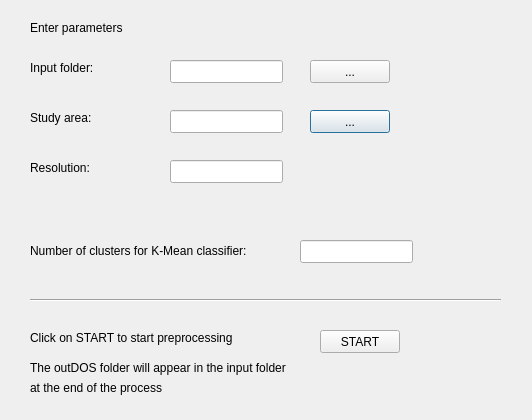
Sara495/DunesDetector, file dunes_detector/dunes_detector_dialog_base.ui: the form before one commit.
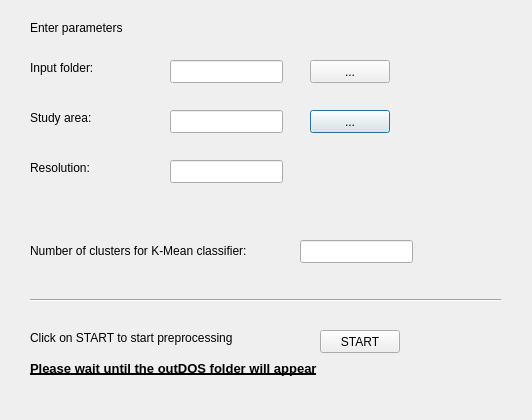
The form after the commit.

Commit message: Version with folder out popup

Patch:
```diff
--- a/dunes_detector/dunes_detector_dialog_base.ui
+++ b/dunes_detector/dunes_detector_dialog_base.ui
@@ -188,25 +188,435 @@
     <rect>
      <x>30</x>
      <y>360</y>
-     <width>301</width>
+     <width>481</width>
      <height>16</height>
     </rect>
    </property>
-   <property name="text">
-    <string>The outDOS folder will appear in the input folder</string>
+   <property name="palette">
+    <palette>
+     <active>
+      <colorrole role="WindowText">
+       <brush brushstyle="SolidPattern">
+        <color alpha="255">
+         <red>0</red>
+         <green>0</green>
+         <blue>0</blue>
+        </color>
+       </brush>
+      </colorrole>
+      <colorrole role="Button">
+       <brush brushstyle="SolidPattern">
+        <color alpha="255">
+         <red>0</red>
+         <green>255</green>
+         <blue>0</blue>
+        </color>
+       </brush>
+      </colorrole>
+      <colorrole role="Light">
+       <brush brushstyle="SolidPattern">
+        <color alpha="255">
+         <red>127</red>
+         <green>255</green>
+         <blue>127</blue>
+        </color>
+       </brush>
+      </colorrole>
+      <colorrole role="Midlight">
+       <brush brushstyle="SolidPattern">
+        <color alpha="255">
+         <red>63</red>
+         <green>255</green>
+         <blue>63</blue>
+        </color>
+       </brush>
+      </colorrole>
+      <colorrole role="Dark">
+       <brush brushstyle="SolidPattern">
+        <color alpha="255">
+         <red>0</red>
+         <green>127</green>
+         <blue>0</blue>
+        </color>
+       </brush>
+      </colorrole>
+      <colorrole role="Mid">
+       <brush brushstyle="SolidPattern">
+        <color alpha="255">
+         <red>0</red>
+         <green>170</green>
+         <blue>0</blue>
+        </color>
+       </brush>
+      </colorrole>
+      <colorrole role="Text">
+       <brush brushstyle="SolidPattern">
+        <color alpha="255">
+         <red>0</red>
+         <green>0</green>
+         <blue>0</blue>
+        </color>
+       </brush>
+      </colorrole>
+      <colorrole role="BrightText">
+       <brush brushstyle="SolidPattern">
+        <color alpha="255">
+         <red>255</red>
+         <green>255</green>
+         <blue>255</blue>
+        </color>
+       </brush>
+      </colorrole>
+      <colorrole role="ButtonText">
+       <brush brushstyle="SolidPattern">
+        <color alpha="255">
+         <red>0</red>
+         <green>0</green>
+         <blue>0</blue>
+        </color>
+       </brush>
+      </colorrole>
+      <colorrole role="Base">
+       <brush brushstyle="SolidPattern">
+        <color alpha="255">
+         <red>255</red>
+         <green>255</green>
+         <blue>255</blue>
+        </color>
+       </brush>
+      </colorrole>
+      <colorrole role="Window">
+       <brush brushstyle="SolidPattern">
+        <color alpha="255">
+         <red>0</red>
+         <green>255</green>
+         <blue>0</blue>
+        </color>
+       </brush>
+      </colorrole>
+      <colorrole role="Shadow">
+       <brush brushstyle="SolidPattern">
+        <color alpha="255">
+         <red>0</red>
+         <green>0</green>
+         <blue>0</blue>
+        </color>
+       </brush>
+      </colorrole>
+      <colorrole role="AlternateBase">
+       <brush brushstyle="SolidPattern">
+        <color alpha="255">
+         <red>127</red>
+         <green>255</green>
+         <blue>127</blue>
+        </color>
+       </brush>
+      </colorrole>
+      <colorrole role="ToolTipBase">
+       <brush brushstyle="SolidPattern">
+        <color alpha="255">
+         <red>255</red>
+         <green>255</green>
+         <blue>220</blue>
+        </color>
+       </brush>
+      </colorrole>
+      <colorrole role="ToolTipText">
+       <brush brushstyle="SolidPattern">
+        <color alpha="255">
+         <red>0</red>
+         <green>0</green>
+         <blue>0</blue>
+        </color>
+       </brush>
+      </colorrole>
+     </active>
+     <inactive>
+      <colorrole role="WindowText">
+       <brush brushstyle="SolidPattern">
+        <color alpha="255">
+         <red>0</red>
+         <green>0</green>
+         <blue>0</blue>
+        </color>
+       </brush>
+      </colorrole>
+      <colorrole role="Button">
+       <brush brushstyle="SolidPattern">
+        <color alpha="255">
+         <red>0</red>
+         <green>255</green>
+         <blue>0</blue>
+        </color>
+       </brush>
+      </colorrole>
+      <colorrole role="Light">
+       <brush brushstyle="SolidPattern">
+        <color alpha="255">
+         <red>127</red>
+         <green>255</green>
+         <blue>127</blue>
+        </color>
+       </brush>
+      </colorrole>
+      <colorrole role="Midlight">
+       <brush brushstyle="SolidPattern">
+        <color alpha="255">
+         <red>63</red>
+         <green>255</green>
+         <blue>63</blue>
+        </color>
+       </brush>
+      </colorrole>
+      <colorrole role="Dark">
+       <brush brushstyle="SolidPattern">
+        <color alpha="255">
+         <red>0</red>
+         <green>127</green>
+         <blue>0</blue>
+        </color>
+       </brush>
+      </colorrole>
+      <colorrole role="Mid">
+       <brush brushstyle="SolidPattern">
+        <color alpha="255">
+         <red>0</red>
+         <green>170</green>
+         <blue>0</blue>
+        </color>
+       </brush>
+      </colorrole>
+      <colorrole role="Text">
+       <brush brushstyle="SolidPattern">
+        <color alpha="255">
+         <red>0</red>
+         <green>0</green>
+         <blue>0</blue>
+        </color>
+       </brush>
+      </colorrole>
+      <colorrole role="BrightText">
+       <brush brushstyle="SolidPattern">
+        <color alpha="255">
+         <red>255</red>
+         <green>255</green>
+         <blue>255</blue>
+        </color>
+       </brush>
+      </colorrole>
+      <colorrole role="ButtonText">
+       <brush brushstyle="SolidPattern">
+        <color alpha="255">
+         <red>0</red>
+         <green>0</green>
+         <blue>0</blue>
+        </color>
+       </brush>
+      </colorrole>
+      <colorrole role="Base">
+       <brush brushstyle="SolidPattern">
+        <color alpha="255">
+         <red>255</red>
+         <green>255</green>
+         <blue>255</blue>
+        </color>
+       </brush>
+      </colorrole>
+      <colorrole role="Window">
+       <brush brushstyle="SolidPattern">
+        <color alpha="255">
+         <red>0</red>
+         <green>255</green>
+         <blue>0</blue>
+        </color>
+       </brush>
+      </colorrole>
+      <colorrole role="Shadow">
+       <brush brushstyle="SolidPattern">
+        <color alpha="255">
+         <red>0</red>
+         <green>0</green>
+         <blue>0</blue>
+        </color>
+       </brush>
+      </colorrole>
+      <colorrole role="AlternateBase">
+       <brush brushstyle="SolidPattern">
+        <color alpha="255">
+         <red>127</red>
+         <green>255</green>
+         <blue>127</blue>
+        </color>
+       </brush>
+      </colorrole>
+      <colorrole role="ToolTipBase">
+       <brush brushstyle="SolidPattern">
+        <color alpha="255">
+         <red>255</red>
+         <green>255</green>
+         <blue>220</blue>
+        </color>
+       </brush>
+      </colorrole>
+      <colorrole role="ToolTipText">
+       <brush brushstyle="SolidPattern">
+        <color alpha="255">
+         <red>0</red>
+         <green>0</green>
+         <blue>0</blue>
+        </color>
+       </brush>
+      </colorrole>
+     </inactive>
+     <disabled>
+      <colorrole role="WindowText">
+       <brush brushstyle="SolidPattern">
+        <color alpha="255">
+         <red>0</red>
+         <green>127</green>
+         <blue>0</blue>
+        </color>
+       </brush>
+      </colorrole>
+      <colorrole role="Button">
+       <brush brushstyle="SolidPattern">
+        <color alpha="255">
+         <red>0</red>
+         <green>255</green>
+         <blue>0</blue>
+        </color>
+       </brush>
+      </colorrole>
+      <colorrole role="Light">
+       <brush brushstyle="SolidPattern">
+        <color alpha="255">
+         <red>127</red>
+         <green>255</green>
+         <blue>127</blue>
+        </color>
+       </brush>
+      </colorrole>
+      <colorrole role="Midlight">
+       <brush brushstyle="SolidPattern">
+        <color alpha="255">
+         <red>63</red>
+         <green>255</green>
+         <blue>63</blue>
+        </color>
+       </brush>
+      </colorrole>
+      <colorrole role="Dark">
+       <brush brushstyle="SolidPattern">
+        <color alpha="255">
+         <red>0</red>
+         <green>127</green>
+         <blue>0</blue>
+        </color>
+       </brush>
+      </colorrole>
+      <colorrole role="Mid">
+       <brush brushstyle="SolidPattern">
+        <color alpha="255">
+         <red>0</red>
+         <green>170</green>
+         <blue>0</blue>
+        </color>
+       </brush>
+      </colorrole>
+      <colorrole role="Text">
+       <brush brushstyle="SolidPattern">
+        <color alpha="255">
+         <red>0</red>
+         <green>127</green>
+         <blue>0</blue>
+        </color>
+       </brush>
+      </colorrole>
+      <colorrole role="BrightText">
+       <brush brushstyle="SolidPattern">
+        <color alpha="255">
+         <red>255</red>
+         <green>255</green>
+         <blue>255</blue>
+        </color>
+       </brush>
+      </colorrole>
+      <colorrole role="ButtonText">
+       <brush brushstyle="SolidPattern">
+        <color alpha="255">
+         <red>0</red>
+         <green>127</green>
+         <blue>0</blue>
+        </color>
+       </brush>
+      </colorrole>
+      <colorrole role="Base">
+       <brush brushstyle="SolidPattern">
+        <color alpha="255">
+         <red>0</red>
+         <green>255</green>
+         <blue>0</blue>
+        </color>
+       </brush>
+      </colorrole>
+      <colorrole role="Window">
+       <brush brushstyle="SolidPattern">
+        <color alpha="255">
+         <red>0</red>
+         <green>255</green>
+         <blue>0</blue>
+        </color>
+       </brush>
+      </colorrole>
+      <colorrole role="Shadow">
+       <brush brushstyle="SolidPattern">
+        <color alpha="255">
+         <red>0</red>
+         <green>0</green>
+         <blue>0</blue>
+        </color>
+       </brush>
+      </colorrole>
+      <colorrole role="AlternateBase">
+       <brush brushstyle="SolidPattern">
+        <color alpha="255">
+         <red>0</red>
+         <green>255</green>
+         <blue>0</blue>
+        </color>
+       </brush>
+      </colorrole>
+      <colorrole role="ToolTipBase">
+       <brush brushstyle="SolidPattern">
+        <color alpha="255">
+         <red>255</red>
+         <green>255</green>
+         <blue>220</blue>
+        </color>
+       </brush>
+      </colorrole>
+      <colorrole role="ToolTipText">
+       <brush brushstyle="SolidPattern">
+        <color alpha="255">
+         <red>0</red>
+         <green>0</green>
+         <blue>0</blue>
+        </color>
+       </brush>
+      </colorrole>
+     </disabled>
+    </palette>
    </property>
-  </widget>
-  <widget class="QLabel" name="label_2">
-   <property name="geometry">
-    <rect>
-     <x>30</x>
-     <y>380</y>
-     <width>301</width>
-     <height>16</height>
-    </rect>
+   <property name="font">
+    <font>
+     <pointsize>10</pointsize>
+     <weight>75</weight>
+     <bold>true</bold>
+     <underline>true</underline>
+    </font>
    </property>
    <property name="text">
-    <string>at the end of the process</string>
+    <string>Please wait until the outDOS folder will appear</string>
    </property>
   </widget>
  </widget>
```
The commit also changes 4 other files.
